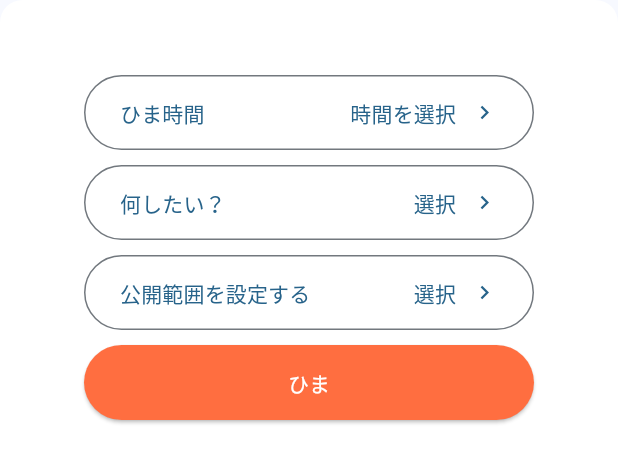
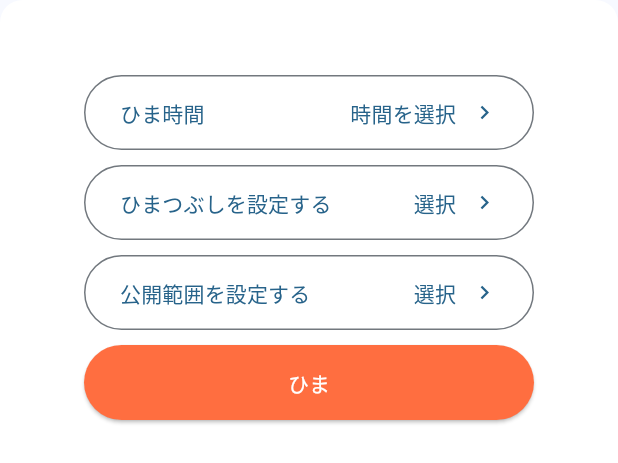
Before and after one commit to horiyu/hi-match, a Flutter app: the HimaModal widget shown alone on an empty page, opened directly, on a phone screen of 412 x 824 dp. Shown: the top 463 px of the screen. Run offline on Flutter 3.47's test engine with Material 3 defaults, Android fonts, the phone set to English and light mode, and no system bars; our stand-ins replace cloud_firestore, firebase_analytics, firebase_auth, firebase_core, flutter_datetime_picker_plus, hooks_riverpod and 1 more; accounts and stored records are empty.

Commit message:
HimaModalウィジェットのテキストを「何したい？」から「ひまつぶしを設定する」に変更

```diff
--- a/lib/hima_modal.dart
+++ b/lib/hima_modal.dart
@@ -107,7 +107,7 @@ class _HimaModalState extends State<HimaModal> {
                 child: Row(
                   mainAxisAlignment: MainAxisAlignment.spaceBetween,
                   children: [
-                    const Text('何したい？'),
+                    const Text('ひまつぶしを設定する'),
                     Row(
                       children: [
                         if (selectedDate == null)
```
